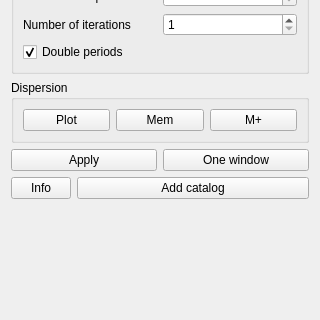
Before: the Qt Designer form src/analytics.ui in vtyulb/BSA-Analytics, drawn with Qt 5; both pictures show x 0 to 320 and y 920 to 1240 of the 320 by 1540 pixel window.
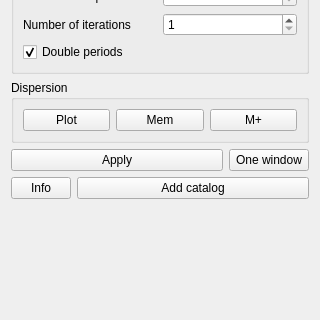
After: the same form once the commit is applied.

What changed in the file:
```diff
--- a/src/analytics.ui
+++ b/src/analytics.ui
@@ -814,6 +814,12 @@
       </item>
       <item>
        <widget class="QPushButton" name="oneWindow">
+        <property name="sizePolicy">
+         <sizepolicy hsizetype="Fixed" vsizetype="Fixed">
+          <horstretch>0</horstretch>
+          <verstretch>0</verstretch>
+         </sizepolicy>
+        </property>
         <property name="text">
          <string>One window</string>
         </property>
```
